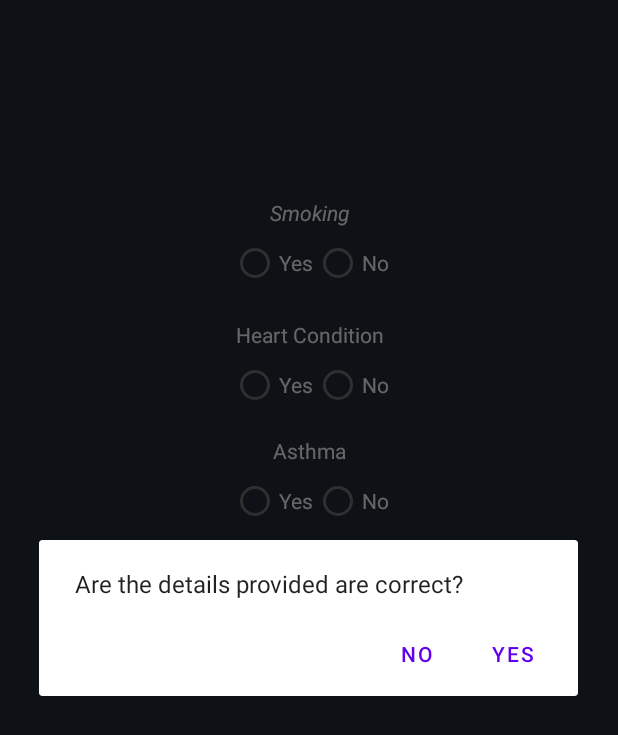
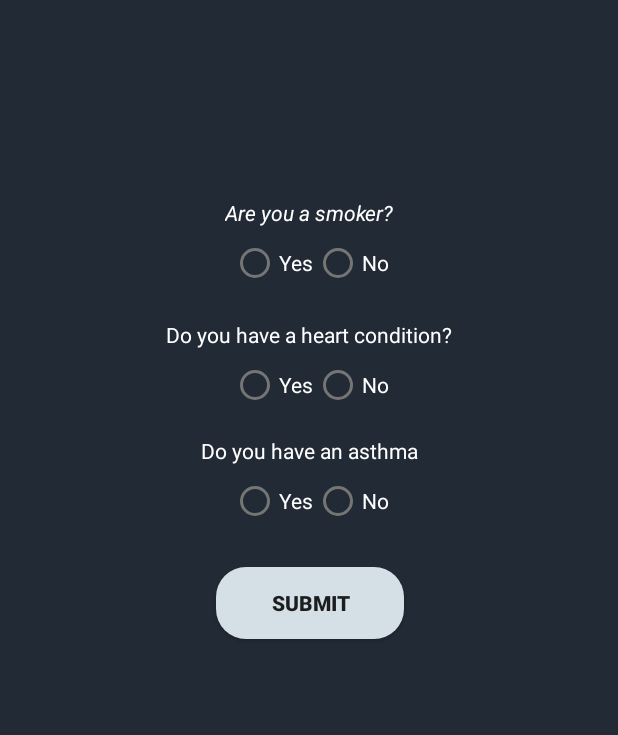
Before and after one commit to CptZee/PatientInformation, an Android app: the fragment HistoryFragment placed in its activity, after a tap on "SUBMIT", on a phone screen of 412 x 824 dp. Shown: the top 735 px of the screen. Run offline under Robolectric (Android 15) with nearby library versions, the phone set to English and light mode, and no system bars; 2 statements that could not run were skipped.

Commit message:
Added validation and updated the text indicators of the history fragment

```diff
--- a/app/src/main/java/com/example/patientinformation/Menus/Registration/HistoryFragment.java
+++ b/app/src/main/java/com/example/patientinformation/Menus/Registration/HistoryFragment.java
@@ -41,6 +41,9 @@ public class HistoryFragment extends Fragment {
         if(!getArguments().getBoolean("newRecord"))
             new initModifyData().execute(getArguments().getInt("recordID"));
         button.setOnClickListener(v->{
+            if(areFieldsEmpty())
+                return;
+
             AlertDialog.Builder builder = new AlertDialog.Builder(getActivity());
             builder.setMessage("Are the details provided are correct?")
                     .setPositiveButton("Yes", (dialog, id) -> {
@@ -55,7 +58,22 @@ public class HistoryFragment extends Fragment {
                     .create().show();
         });
     }
-
+    private boolean areFieldsEmpty(){
+        boolean isEmpty = false;
+        if(!smokerYes.isChecked() && !smokerNo.isChecked()){
+            Toast.makeText(getContext(), "Please select if you smoke or not!", Toast.LENGTH_SHORT).show();
+            isEmpty = true;
+        }
+        if(!heartYes.isChecked() && !heartNo.isChecked()){
+            Toast.makeText(getContext(), "Please select if you have a heart condition or not!", Toast.LENGTH_SHORT).show();
+            isEmpty = true;
+        }
+        if(!asthmaYes.isChecked() && !asthmaNo.isChecked()){
+            Toast.makeText(getContext(), "Please select if you asthma or not!", Toast.LENGTH_SHORT).show();
+            isEmpty = true;
+        }
+        return isEmpty;
+    }
     private class initModifyData extends AsyncTask<Integer, Void, History>{
 
         @Override
--- a/app/src/main/res/layout/history_fragment.xml
+++ b/app/src/main/res/layout/history_fragment.xml
@@ -13,7 +13,7 @@
         android:layout_marginTop="10dp"
 
         android:textColor="@color/white"
-        android:text="Asthma"
+        android:text="Do you have an asthma"
         app:layout_constraintEnd_toEndOf="@+id/radioGroup3"
         app:layout_constraintStart_toStartOf="@+id/radioGroup3"
         app:layout_constraintTop_toBottomOf="@+id/radioGroup3" />
@@ -50,7 +50,7 @@
         android:layout_height="wrap_content"
         android:textColor="@color/white"
         android:layout_marginTop="14dp"
-        android:text="Heart Condition"
+        android:text="Do you have a heart condition?"
         app:layout_constraintEnd_toEndOf="@+id/radioGroup2"
         app:layout_constraintStart_toStartOf="@+id/radioGroup2"
         app:layout_constraintTop_toBottomOf="@+id/radioGroup2" />
@@ -112,7 +112,7 @@
         android:layout_marginEnd="50dp"
         android:paddingStart="10dp"
         android:paddingEnd="10dp"
-        android:text="Smoking"
+        android:text="Are you a smoker?"
         android:textColor="@color/white"
         android:textColorHint="#8c8c8c"
         android:textStyle="italic"
```
Also changed, not shown: app/src/main/java/com/example/patientinformation/Menus/Registration/RegistrationFragment.java (+26 -1 lines).
